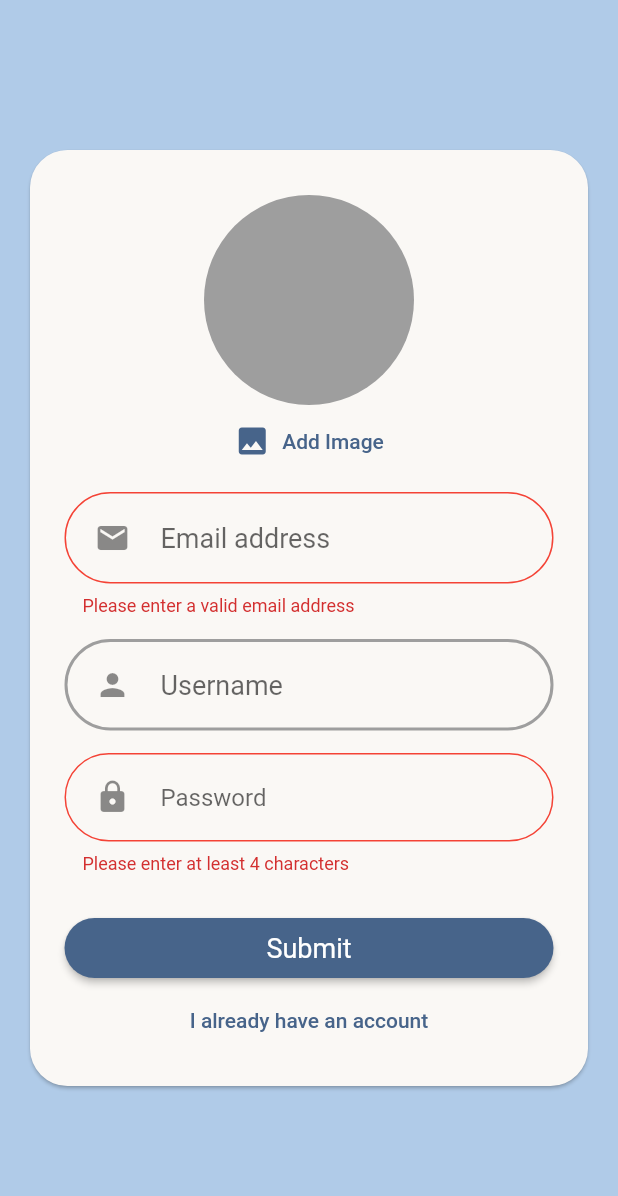
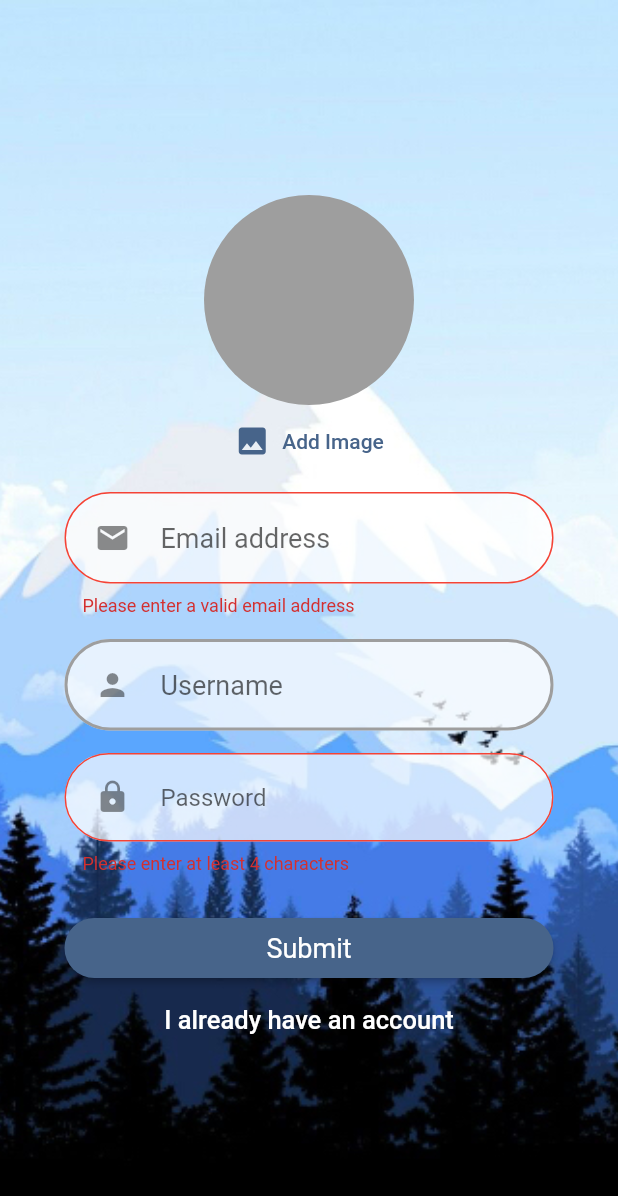
Before and after one commit to nicolas-lukita/pigeon-post, a Flutter app: the screen it shows after launch, after a tap on "Login", after a tap on "Create a new account", on a phone screen of 412 x 824 dp. Shown: the top 1196 px of the screen. Run offline on Flutter 3.47's test engine with Material 2 defaults, Android fonts, the phone set to English and light mode, and no system bars; our stand-ins replace cloud_firestore, firebase_auth, firebase_core, firebase_storage, flutter_sticky_header, google_sign_in and 1 more; missing offline and left inert: translator; accounts and stored records are empty.

Commit message:
updated login/sign-in ui

```diff
--- a/lib/main.dart
+++ b/lib/main.dart
@@ -7,8 +7,10 @@ import 'screens/home_screen.dart';
 import './screens/login_screen.dart';
 import './screens/message_screen.dart';
 import 'package:provider/provider.dart';
+import 'package:firebase_core/firebase_core.dart';
 
-void main() {
+Future main() async {
+
   runApp(MultiProvider(
     providers: [ChangeNotifierProvider(create: (_) => LanguageProvider())],
     child: const MyApp(),
--- a/lib/screens/login_screen.dart
+++ b/lib/screens/login_screen.dart
@@ -5,6 +5,7 @@ import '../widgets/login_form.dart';
 import 'dart:io';
 import 'package:firebase_auth/firebase_auth.dart';
 import 'package:firebase_storage/firebase_storage.dart';
+
 
 class LoginScreen extends StatefulWidget {
   const LoginScreen({Key? key}) : super(key: key);
@@ -15,6 +16,7 @@ class LoginScreen extends StatefulWidget {
 }
 
 class _LoginScreenState extends State<LoginScreen> {
+
   final _auth = FirebaseAuth.instance;
   var _isLoading = false;
 
@@ -69,7 +71,7 @@ class _LoginScreenState extends State<LoginScreen> {
         _isLoading = false;
       });
     } catch (err) {
-      print(err);
+      debugPrint('$err');
       setState(() {
         _isLoading = false;
       });
@@ -78,11 +80,18 @@ class _LoginScreenState extends State<LoginScreen> {
 
   @override
   Widget build(BuildContext context) {
-    return Scaffold(
-      backgroundColor: Theme.of(context).accentColor,
-      body: LoginForm(
-        _submitLoginForm,
-        _isLoading,
+    return Container(
+      decoration: const BoxDecoration(
+          image: DecorationImage(
+        image: AssetImage('assets/login-img.jpg'),
+        fit: BoxFit.cover,
+      )),
+      child: Scaffold(
+        backgroundColor: Colors.transparent, //Theme.of(context).accentColor,
+        body: LoginForm(
+          _submitLoginForm,
+          _isLoading,
+        ),
       ),
     );
   }
--- a/lib/widgets/login_form.dart
+++ b/lib/widgets/login_form.dart
@@ -1,6 +1,7 @@
 import 'package:flutter/material.dart';
 import './user_image_picker.dart';
 import 'dart:io';
+import 'package:google_sign_in/google_sign_in.dart';
 
 class LoginForm extends StatefulWidget {
   LoginForm(this.submitFn, this.isLoading);
@@ -14,6 +15,7 @@ class LoginForm extends StatefulWidget {
 }
 
 class _LoginFormState extends State<LoginForm> {
+  final GoogleSignIn _googleSignIn = GoogleSignIn(scopes: ['email']);
   final _formKey = GlobalKey<FormState>();
 
   File? _userImageFile = File('');
@@ -50,21 +52,23 @@ class _LoginFormState extends State<LoginForm> {
 
   @override
   Widget build(BuildContext context) {
-    return Scaffold(
-      backgroundColor: Theme.of(context).splashColor,
-      body: Center(
-        child: Card(
-          shape:
-              RoundedRectangleBorder(borderRadius: BorderRadius.circular(25)),
-          color: const Color(0xFFfaf8f5),
+    return Center(
+      child: Container(
+        //shape:
+        //    RoundedRectangleBorder(borderRadius: BorderRadius.circular(25)),
+        color: Colors.transparent, //const Color(0xFFfaf8f5).withOpacity(0.8),
         margin: const EdgeInsets.all(20),
         child: SingleChildScrollView(
           padding: const EdgeInsets.symmetric(vertical: 20, horizontal: 23),
           child: Form(
               //autovalidateMode: AutovalidateMode.onUserInteraction,
               key: _formKey,
-                child: Column(
-                  children: <Widget>[
+              child: Column(children: <Widget>[
+                if (_isLogin)
+                  const SizedBox(
+                    width: 250,
+                    child: Image(image: AssetImage('assets/pigeon-logo.png')),
+                  ),
                 const SizedBox(
                   height: 10,
                 ),
@@ -80,6 +84,8 @@ class _LoginFormState extends State<LoginForm> {
                   key: const ValueKey('email'),
                   keyboardType: TextInputType.emailAddress,
                   decoration: InputDecoration(
+                    filled: true,
+                    fillColor: Colors.white70,
                     focusedBorder: OutlineInputBorder(
                         gapPadding: 10,
                         borderRadius: BorderRadius.circular(50),
@@ -131,6 +137,8 @@ class _LoginFormState extends State<LoginForm> {
                       style: const TextStyle(fontSize: 18),
                       key: const ValueKey('username'),
                       decoration: InputDecoration(
+                          filled: true,
+                          fillColor: Colors.white70,
                           focusedBorder: OutlineInputBorder(
                               gapPadding: 10,
                               borderRadius: BorderRadius.circular(50),
@@ -177,6 +185,8 @@ class _LoginFormState extends State<LoginForm> {
                 TextFormField(
                     key: const ValueKey('password'),
                     decoration: InputDecoration(
+                        filled: true,
+                        fillColor: Colors.white70,
                         focusedBorder: OutlineInputBorder(
                             gapPadding: 10,
                             borderRadius: BorderRadius.circular(50),
@@ -241,16 +251,15 @@ class _LoginFormState extends State<LoginForm> {
                         primary: Theme.of(context).primaryColor),
                     onPressed: () {
                       setState(() {
-                            _isLogin =
-                                !_isLogin; //flip login/create account state
+                        _isLogin = !_isLogin; //flip login/create account state
                       });
                     },
-                        child: Text((_isLogin)
+                    child: Text(
+                        (_isLogin)
                             ? 'Create a new account'
-                            : 'I already have an account'))
-                  ],
-                )),
-          ),
+                            : 'I already have an account',
+                        style: const TextStyle(color: Colors.white, fontSize: 17))),
+              ])),
         ),
       ),
     );
```
Also changed, not shown: pubspec.yaml (+7 -4 lines), assets/login-img.jpg (added), assets/pigeon-logo.png (added), pubspec.lock. Lines whose indentation alone changed are shown as unchanged.
